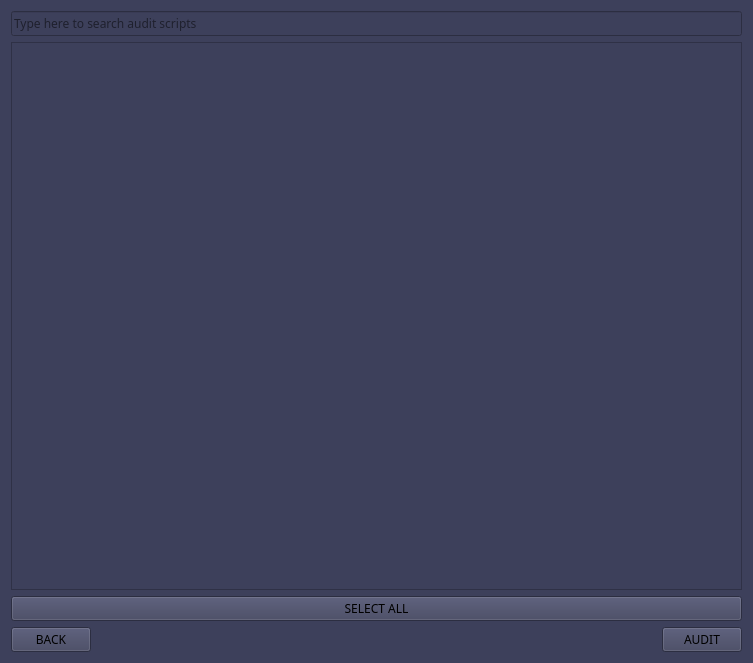
Old version of the form audit_select_page.ui in the repository h4636oh/EasyAudit_QT.
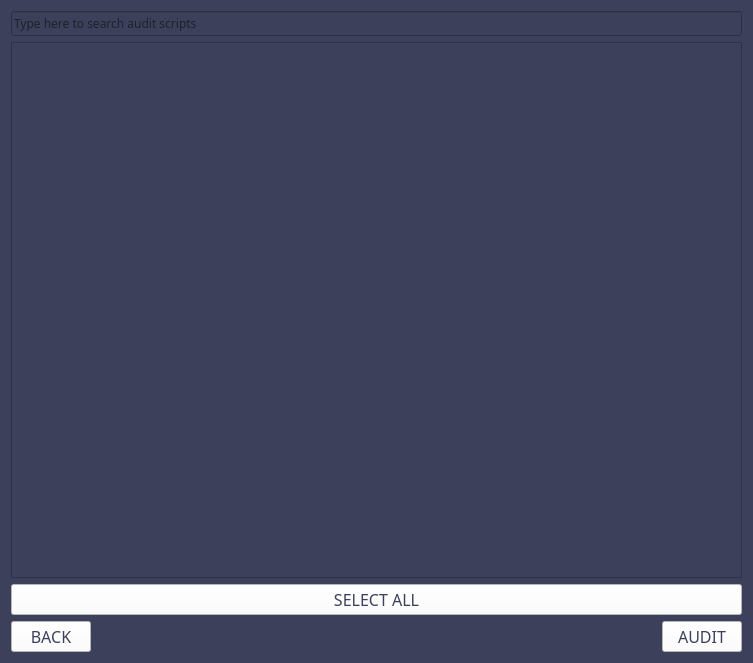
New version of the form.

```diff
--- a/audit_select_page.ui
+++ b/audit_select_page.ui
@@ -11,7 +11,7 @@
    </rect>
   </property>
   <property name="sizePolicy">
-   <sizepolicy hsizetype="Fixed" vsizetype="Fixed">
+   <sizepolicy hsizetype="Preferred" vsizetype="Preferred">
     <horstretch>0</horstretch>
     <verstretch>0</verstretch>
    </sizepolicy>
@@ -61,10 +61,29 @@
     </layout>
    </item>
    <item>
-    <widget class="QListWidget" name="script_select_display"/>
+    <widget class="QListWidget" name="script_select_display">
+     <property name="styleSheet">
+      <string notr="true">border-color: rgb(255, 255, 255);
+border-width: 5px solid white;
+</string>
+     </property>
+    </widget>
    </item>
    <item>
     <widget class="QPushButton" name="select_all_btn">
+     <property name="font">
+      <font>
+       <family>DM Mono Medium</family>
+       <pointsize>12</pointsize>
+      </font>
+     </property>
+     <property name="autoFillBackground">
+      <bool>false</bool>
+     </property>
+     <property name="styleSheet">
+      <string notr="true">background-color: rgb(255, 255, 255);
+color: rgb(61, 64, 91);</string>
+     </property>
      <property name="text">
       <string>SELECT ALL</string>
      </property>
@@ -77,6 +96,19 @@
     <layout class="QHBoxLayout" name="bar_bottom">
      <item>
       <widget class="QPushButton" name="back_btn">
+       <property name="font">
+        <font>
+         <family>DM Mono Medium</family>
+         <pointsize>12</pointsize>
+        </font>
+       </property>
+       <property name="autoFillBackground">
+        <bool>false</bool>
+       </property>
+       <property name="styleSheet">
+        <string notr="true">background-color: rgb(255, 255, 255);
+color: rgb(61, 64, 91);</string>
+       </property>
        <property name="text">
         <string>BACK</string>
        </property>
@@ -97,6 +129,19 @@
      </item>
      <item>
       <widget class="QPushButton" name="audit_btn">
+       <property name="font">
+        <font>
+         <family>DM Mono Medium</family>
+         <pointsize>12</pointsize>
+        </font>
+       </property>
+       <property name="autoFillBackground">
+        <bool>false</bool>
+       </property>
+       <property name="styleSheet">
+        <string notr="true">background-color: rgb(255, 255, 255);
+color: rgb(61, 64, 91);</string>
+       </property>
        <property name="text">
         <string>AUDIT</string>
        </property>
```
Left out of the diff: 5 changed lines with no effect on the pictures.
